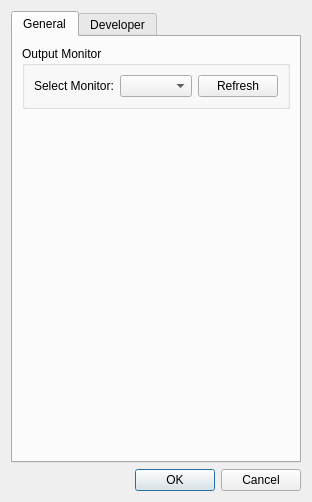
The window that windows/settings_window.ui (Strodow/Plucky) describes before a commit, drawn with Qt 5.
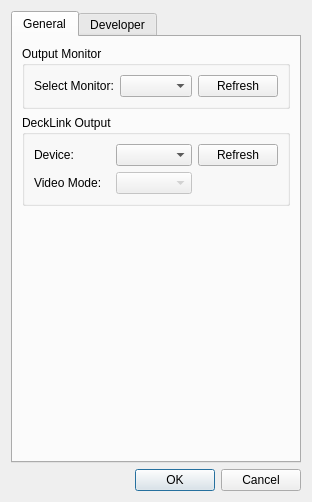
The same window after the commit.

Commit message: Added Decklink DLL stuff

The edit to the form file:
```diff
--- a/windows/settings_window.ui
+++ b/windows/settings_window.ui
@@ -41,6 +41,45 @@
          </widget>
         </item>
         <item>
+         <widget class="QGroupBox" name="decklinkOutputGroupBox">
+          <property name="title">
+           <string>DeckLink Output</string>
+          </property>
+          <layout class="QGridLayout" name="gridLayout_decklink">
+           <item row="0" column="0">
+            <widget class="QLabel" name="label_decklink_device">
+             <property name="text">
+              <string>Device:</string>
+             </property>
+            </widget>
+           </item>
+           <item row="0" column="1">
+            <widget class="QComboBox" name="decklinkDeviceComboBox"/>
+           </item>
+           <item row="0" column="2">
+            <widget class="QPushButton" name="refreshDecklinkDevicesButton">
+             <property name="text">
+              <string>Refresh</string>
+             </property>
+            </widget>
+           </item>
+           <item row="1" column="0">
+            <widget class="QLabel" name="label_decklink_video_mode">
+             <property name="text">
+              <string>Video Mode:</string>
+             </property>
+            </widget>
+           </item>
+           <item row="1" column="1">
+            <widget class="QComboBox" name="decklinkVideoModeComboBox">
+             <property name="enabled">
+              <bool>false</bool> <!-- Initially disabled until a device is selected and modes are loaded -->
+             </property>
+            </widget>
+           </item>
+          </layout>
+         </widget>
+        </item>        <item>
          <spacer name="verticalSpacer_general">
           <property name="orientation">
            <enum>Qt::Vertical</enum>
```
The commit also changes 15 other files.
